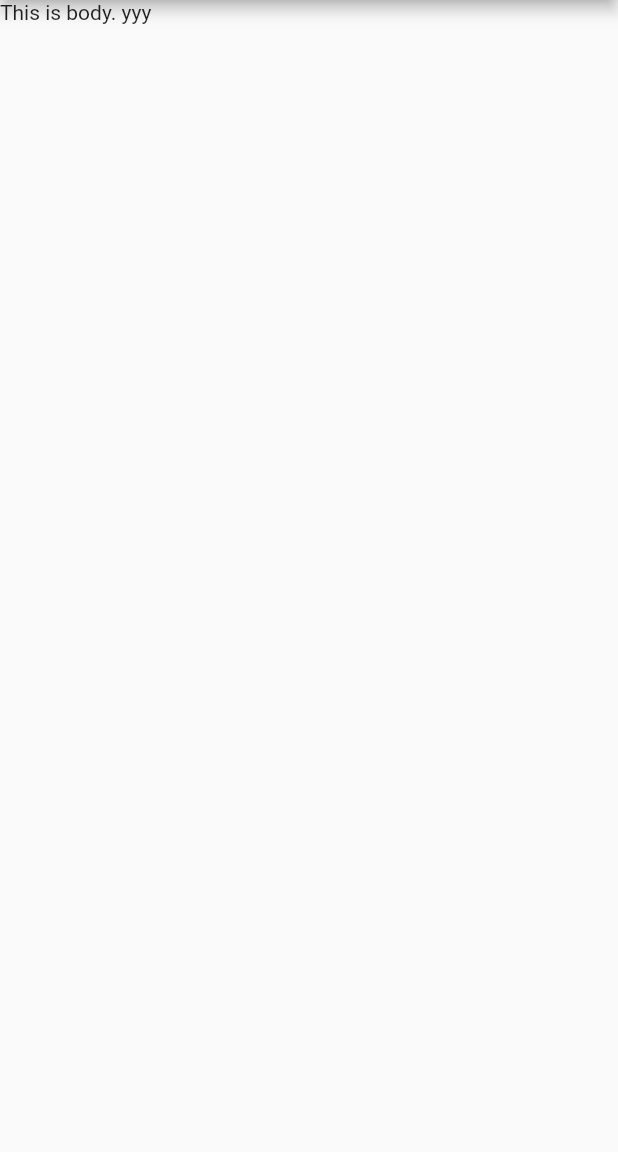
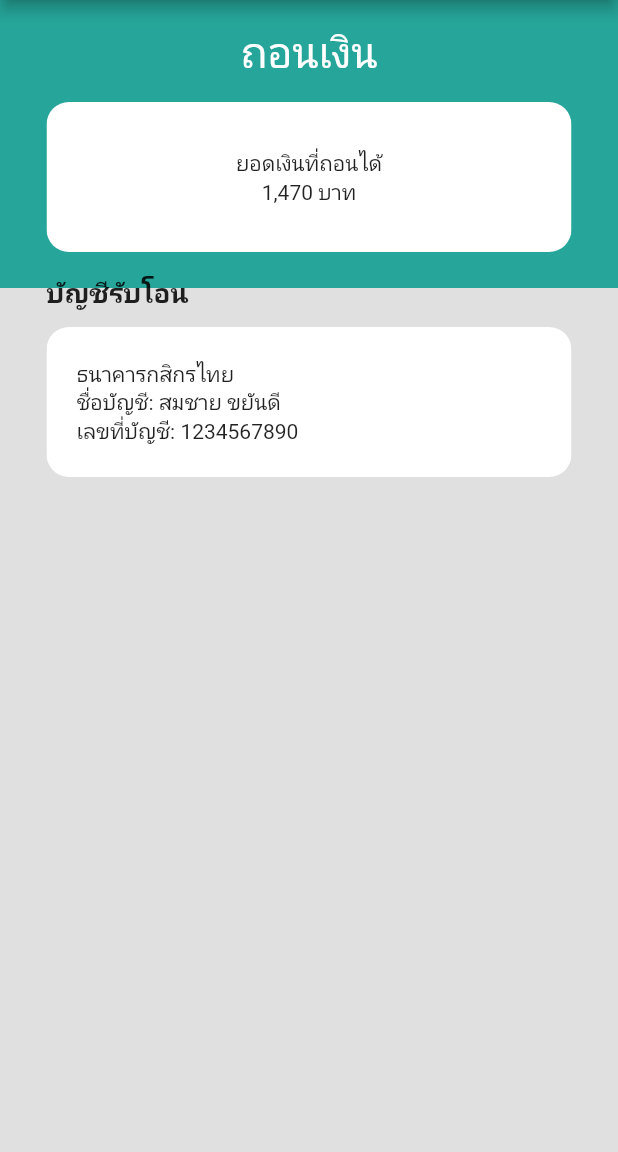
Before and after one commit to worapong-it/looloo-flutter-exercise, a Flutter app: the MyForthPage screen opened by its route, on a phone screen of 412 x 824 dp, the part 84-1236 px from its top. Run offline on Flutter 3.47's test engine with Material 2 defaults, Android fonts, the light colour scheme and no system bars.

Commit message:
add partial layout of page3 and page4

```diff
--- a/lib/looloo_ex3/looloo_ex3_main.dart
+++ b/lib/looloo_ex3/looloo_ex3_main.dart
@@ -1,6 +1,7 @@
 import 'package:flutter/material.dart';
 // import 'package:provider/provider.dart';
 import '../custom_drawer.dart';
+import 'dart:math';
 
 class MyThirdPage extends StatelessWidget {
   const MyThirdPage({Key? key}) : super(key: key);
@@ -12,7 +13,26 @@ class MyThirdPage extends StatelessWidget {
         title: Text('Looloo - Exercise3'),
       ),
       drawer: CustomDrawer(),
-      body: Text('This is body. xxx'),
+      body: Center(
+        child: Column(
+          children: [
+            Text('Network image here...'),
+            SizedBox(height: 20),
+            Text('This is body. xxx'),
+            SizedBox(height: 20),
+            CircularProgressIndicator(),
+            SizedBox(height: 20),
+            Text(getRandomNumber().toString()),
+          ],
+        ),
+      ),
+    );
+  }
+
+  Future<int> getRandomNumber() {
+    return Future.delayed(
+      Duration(seconds: 2),
+      () => Random().nextInt(50000),
     );
   }
 }
--- a/lib/looloo_ex4/looloo_ex4_main.dart
+++ b/lib/looloo_ex4/looloo_ex4_main.dart
@@ -12,7 +12,124 @@ class MyForthPage extends StatelessWidget {
         title: Text('Looloo - Exercise4'),
       ),
       drawer: CustomDrawer(),
-      body: Text('This is body. yyy'),
+      body: Stack(
+        children: [
+          GreenBackground(),
+          Center(
+            child: Column(
+              children: [
+                SizedBox(height: 15),
+                Text(
+                  'ถอนเงิน',
+                  style: TextStyle(
+                    color: Colors.white,
+                    fontSize: 28,
+                  ),
+                ),
+                SizedBox(height: 15),
+                BalanceDisplay(),
+                SizedBox(height: 15),
+                AccountDisplay(),
+              ],
+            ),
+          ),
+        ],
+      ),
     );
   }
 }
+
+// --- AccountDisplay --- //
+class AccountDisplay extends StatelessWidget {
+  const AccountDisplay({
+    Key? key,
+  }) : super(key: key);
+
+  @override
+  Widget build(BuildContext context) {
+    return Column(
+      crossAxisAlignment: CrossAxisAlignment.start,
+      children: [
+        Text(
+          'บัญชีรับโอน',
+          style: TextStyle(
+            fontWeight: FontWeight.bold,
+            fontSize: 18,
+          ),
+        ),
+        SizedBox(height: 10),
+        ClipRRect(
+          borderRadius: BorderRadius.circular(15),
+          child: Container(
+            height: 100,
+            width: 350,
+            decoration: BoxDecoration(color: Colors.white),
+            child: Padding(
+              padding: const EdgeInsets.all(20),
+              child: Column(
+                crossAxisAlignment: CrossAxisAlignment.start,
+                mainAxisAlignment: MainAxisAlignment.center,
+                children: [
+                  Text('ธนาคารกสิกรไทย'),
+                  Text('ชื่อบัญชี: สมชาย ขยันดี'),
+                  Text('เลขที่บัญชี: 1234567890'),
+                ],
+              ),
+            ),
+          ),
+        ),
+      ],
+    );
+  }
+}
+
+// --- BalanceDisplay --- //
+class BalanceDisplay extends StatelessWidget {
+  const BalanceDisplay({
+    Key? key,
+  }) : super(key: key);
+
+  @override
+  Widget build(BuildContext context) {
+    return ClipRRect(
+      borderRadius: BorderRadius.circular(15),
+      child: Container(
+        height: 100,
+        width: 350,
+        decoration: BoxDecoration(color: Colors.white),
+        child: Column(
+          mainAxisAlignment: MainAxisAlignment.center,
+          children: [
+            Text('ยอดเงินที่ถอนได้'),
+            Text('1,470 บาท'),
+          ],
+        ),
+      ),
+    );
+  }
+}
+
+// --- GreenBackground --- //
+class GreenBackground extends StatelessWidget {
+  const GreenBackground({Key? key}) : super(key: key);
+
+  @override
+  Widget build(BuildContext context) {
+    return Column(
+      children: [
+        Expanded(
+          flex: 1,
+          child: Container(
+            decoration: BoxDecoration(color: Colors.teal[400]),
+          ),
+        ),
+        Expanded(
+          flex: 3,
+          child: Container(
+            decoration: BoxDecoration(color: Colors.grey[300]),
+          ),
+        ),
+      ],
+    );
+  }
+}
```
